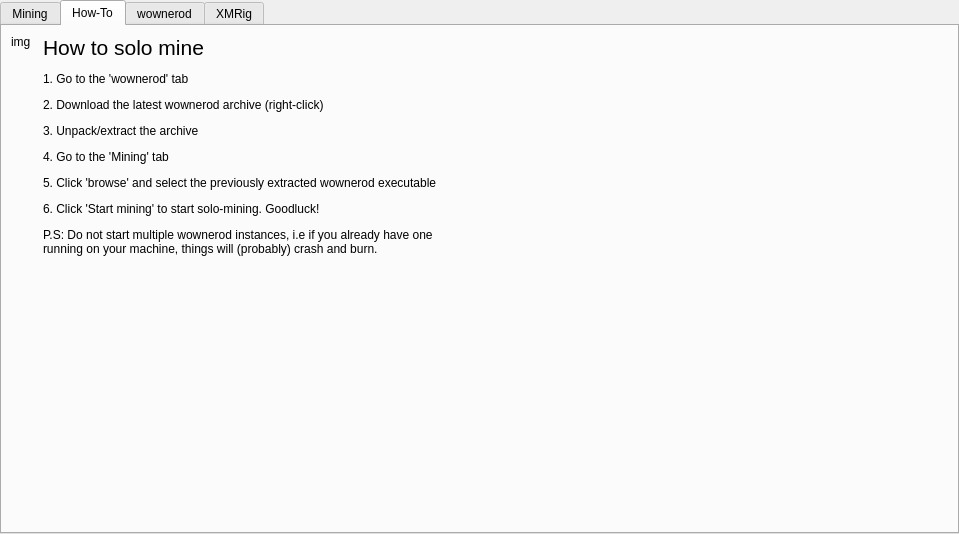
The window that src/widgets/xmrigwidget.ui (sanderfoobar/wowlet) describes before a commit, drawn with Qt 5.
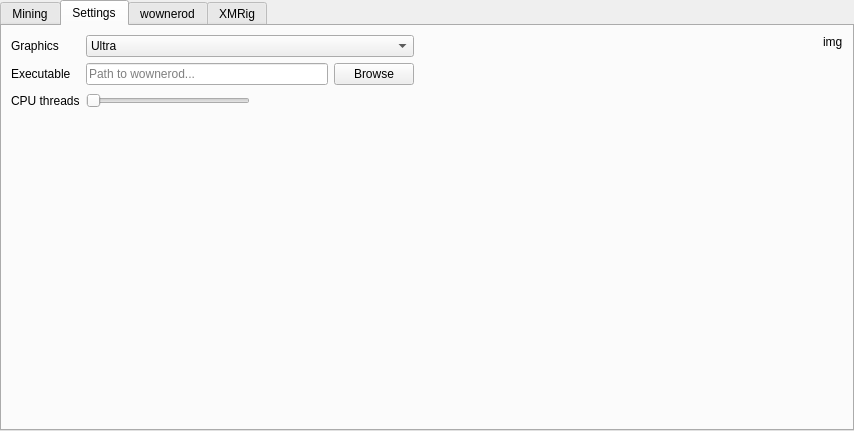
The same window after the commit. The open tabs and pages were chosen to show the change.

Commit message: Introduce the QML mining interface

The edit to the form file:
```diff
--- a/src/widgets/xmrigwidget.ui
+++ b/src/widgets/xmrigwidget.ui
@@ -6,8 +6,8 @@
    <rect>
     <x>0</x>
     <y>0</y>
-    <width>959</width>
-    <height>534</height>
+    <width>854</width>
+    <height>431</height>
    </rect>
   </property>
   <property name="windowTitle">
@@ -119,16 +119,59 @@
          </layout>
         </widget>
        </item>
+      </layout>
+     </widget>
+     <widget class="QWidget" name="tab_3">
+      <attribute name="title">
+       <string>Settings</string>
+      </attribute>
+      <layout class="QGridLayout" name="gridLayout_6">
        <item row="2" column="0">
+        <spacer name="verticalSpacer">
+         <property name="orientation">
+          <enum>Qt::Vertical</enum>
+         </property>
+         <property name="sizeHint" stdset="0">
+          <size>
+           <width>20</width>
+           <height>386</height>
+          </size>
+         </property>
+        </spacer>
+       </item>
+       <item row="0" column="0">
+        <layout class="QHBoxLayout" name="horizontalLayout_3">
+         <item>
         <layout class="QFormLayout" name="formLayout">
          <item row="0" column="0">
+            <widget class="QLabel" name="label">
+             <property name="text">
+              <string>Graphics</string>
+             </property>
+            </widget>
+           </item>
+           <item row="0" column="1">
+            <widget class="QComboBox" name="comboBox_gfx">
+             <item>
+              <property name="text">
+               <string>Ultra</string>
+              </property>
+             </item>
+             <item>
+              <property name="text">
+               <string>Potato</string>
+              </property>
+             </item>
+            </widget>
+           </item>
+           <item row="1" column="0">
           <widget class="QLabel" name="label_8">
            <property name="text">
             <string>Executable</string>
            </property>
           </widget>
          </item>
-         <item row="0" column="1">
+           <item row="1" column="1">
           <layout class="QHBoxLayout" name="horizontalLayout">
            <item>
             <widget class="QLineEdit" name="lineEdit_path">
@@ -146,14 +189,14 @@
            </item>
           </layout>
          </item>
-         <item row="1" column="0">
+           <item row="2" column="0">
           <widget class="QLabel" name="label_threads">
            <property name="text">
             <string>CPU threads</string>
            </property>
           </widget>
          </item>
-         <item row="1" column="1">
+           <item row="2" column="1">
           <layout class="QHBoxLayout" name="horizontalLayout_4">
            <item>
             <widget class="QSlider" name="threadSlider">
@@ -179,34 +222,21 @@
          </item>
         </layout>
        </item>
-       <item row="3" column="0">
-        <widget class="Line" name="line">
+         <item>
+          <spacer name="horizontalSpacer">
          <property name="orientation">
           <enum>Qt::Horizontal</enum>
          </property>
-        </widget>
-       </item>
-       <item row="1" column="0">
-        <widget class="QLabel" name="lbl_reward">
-         <property name="text">
-          <string>rewardtxt</string>
-         </property>
-        </widget>
-       </item>
-      </layout>
-     </widget>
-     <widget class="QWidget" name="tab_3">
-      <attribute name="title">
-       <string>How-To</string>
-      </attribute>
-      <layout class="QGridLayout" name="gridLayout_6">
-       <item row="0" column="0">
-        <layout class="QHBoxLayout" name="horizontalLayout_3">
-         <property name="spacing">
-          <number>12</number>
-         </property>
+           <property name="sizeHint" stdset="0">
+            <size>
+             <width>40</width>
+             <height>20</height>
+            </size>
+           </property>
+          </spacer>
+         </item>
          <item>
-          <layout class="QVBoxLayout" name="verticalLayout_2">
+          <layout class="QVBoxLayout" name="verticalLayout">
            <item>
             <widget class="QLabel" name="lbl_logo">
              <property name="text">
@@ -229,100 +259,6 @@
            </item>
           </layout>
          </item>
-         <item>
-          <layout class="QVBoxLayout" name="verticalLayout">
-           <item>
-            <widget class="QLabel" name="label_2">
-             <property name="font">
-              <font>
-               <pointsize>16</pointsize>
-              </font>
-             </property>
-             <property name="text">
-              <string>How to solo mine</string>
-             </property>
-            </widget>
-           </item>
-           <item>
-            <widget class="QLabel" name="label">
-             <property name="text">
-              <string>1. Go to the 'wownerod' tab</string>
-             </property>
-            </widget>
-           </item>
-           <item>
-            <widget class="QLabel" name="label_3">
-             <property name="text">
-              <string>2. Download the latest wownerod archive (right-click)</string>
-             </property>
-            </widget>
-           </item>
-           <item>
-            <widget class="QLabel" name="label_6">
-             <property name="text">
-              <string>3. Unpack/extract the archive</string>
-             </property>
-            </widget>
-           </item>
-           <item>
-            <widget class="QLabel" name="label_4">
-             <property name="text">
-              <string>4. Go to the 'Mining' tab</string>
-             </property>
-            </widget>
-           </item>
-           <item>
-            <widget class="QLabel" name="label_5">
-             <property name="text">
-              <string>5. Click 'browse' and select the previously extracted wownerod executable</string>
-             </property>
-            </widget>
-           </item>
-           <item>
-            <widget class="QLabel" name="label_7">
-             <property name="text">
-              <string>6. Click 'Start mining' to start solo-mining. Goodluck!</string>
-             </property>
-            </widget>
-           </item>
-           <item>
-            <widget class="QLabel" name="label_9">
-             <property name="text">
-              <string>P.S: Do not start multiple wownerod instances, i.e if you already have one running on your machine, things will (probably) crash and burn.</string>
-             </property>
-             <property name="wordWrap">
-              <bool>true</bool>
-             </property>
-            </widget>
-           </item>
-           <item>
-            <spacer name="verticalSpacer">
-             <property name="orientation">
-              <enum>Qt::Vertical</enum>
-             </property>
-             <property name="sizeHint" stdset="0">
-              <size>
-               <width>20</width>
-               <height>40</height>
-              </size>
-             </property>
-            </spacer>
-           </item>
-          </layout>
-         </item>
-         <item>
-          <spacer name="horizontalSpacer">
-           <property name="orientation">
-            <enum>Qt::Horizontal</enum>
-           </property>
-           <property name="sizeHint" stdset="0">
-            <size>
-             <width>40</width>
-             <height>20</height>
-            </size>
-           </property>
-          </spacer>
-         </item>
         </layout>
        </item>
       </layout>
```
Left out of the diff: 51 changed lines with no effect on the pictures. Lines whose indentation alone changed are shown as unchanged. The commit also changes 40 other files.
